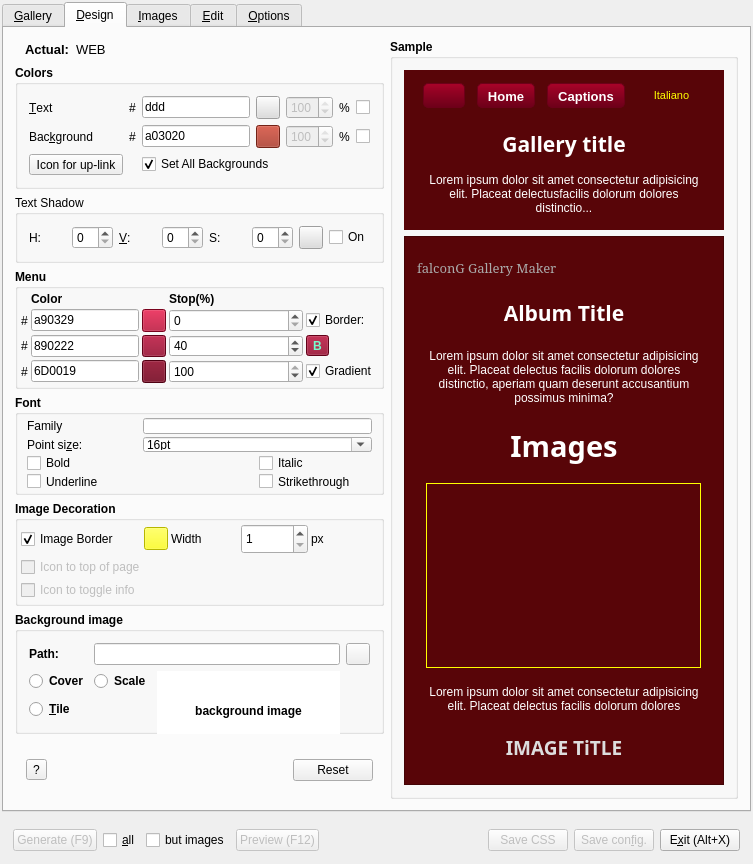
This is src/falcong.ui in solyoma/falconG as Qt 5 draws it before an edit. The edited form follows.
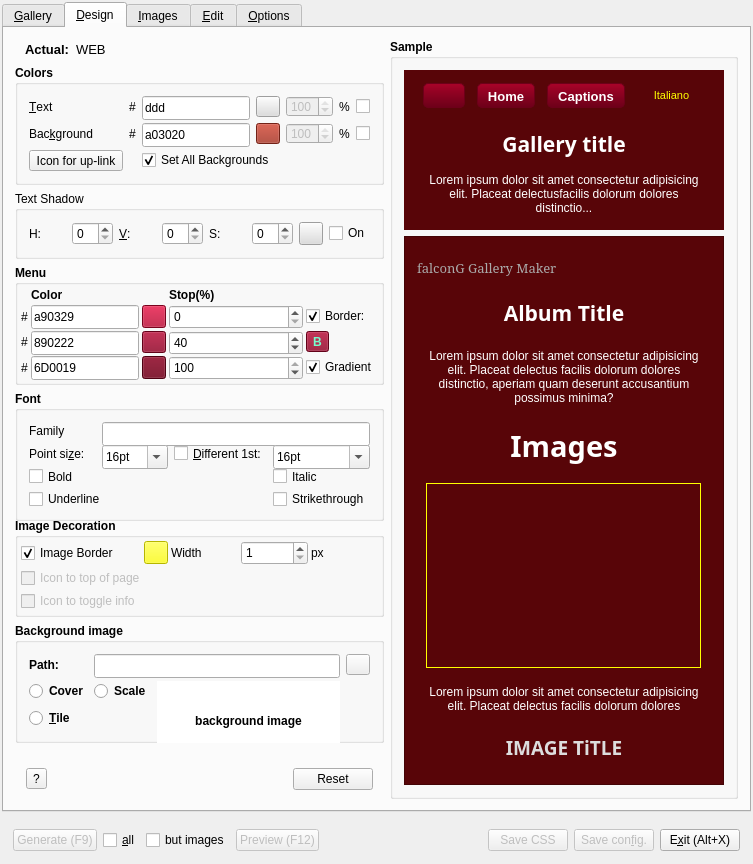
This is the edited form. The open tabs and pages were chosen to show the change. Icons and pictures are not drawn. Custom widgets are drawn as their Qt base class.

Commit message: Many changes, WIP  configuration save load rewritten, update of fonts, shadows, borders, etc madded or fixed, copying the js folder only worked when the folder existed

The edit to the form file:
```diff
--- a/src/falcong.ui
+++ b/src/falcong.ui
@@ -162,6 +162,7 @@
      <widget class="QTabWidget" name="tabFalconG">
       <property name="font">
        <font>
+        <family>Arial</family>
         <weight>50</weight>
         <bold>false</bold>
        </font>
@@ -1465,6 +1466,7 @@
              <widget class="QGroupBox" name="gbColors">
               <property name="font">
                <font>
+                <family>Arial</family>
                 <weight>75</weight>
                 <bold>true</bold>
                </font>
@@ -1477,6 +1479,7 @@
                 <widget class="QLabel" name="label_35">
                  <property name="font">
                   <font>
+                   <family>Arial</family>
                    <weight>50</weight>
                    <bold>false</bold>
                   </font>
@@ -1493,6 +1496,7 @@
                 <widget class="QLabel" name="label_26">
                  <property name="font">
                   <font>
+                   <family>Arial</family>
                    <weight>50</weight>
                    <bold>false</bold>
                   </font>
@@ -1513,8 +1517,15 @@
                    <verstretch>0</verstretch>
                   </sizepolicy>
                  </property>
+                 <property name="minimumSize">
+                  <size>
+                   <width>0</width>
+                   <height>24</height>
+                  </size>
+                 </property>
                  <property name="font">
                   <font>
+                   <family>Arial</family>
                    <weight>50</weight>
                    <bold>false</bold>
                   </font>
@@ -1528,6 +1539,7 @@
                 <widget class="QLabel" name="label_34">
                  <property name="font">
                   <font>
+                   <family>Arial</family>
                    <weight>50</weight>
                    <bold>false</bold>
                   </font>
@@ -1544,6 +1556,7 @@
                 <widget class="QLabel" name="label_57">
                  <property name="font">
                   <font>
+                   <family>Arial</family>
                    <weight>50</weight>
                    <bold>false</bold>
                   </font>
@@ -1557,6 +1570,7 @@
                 <widget class="QCheckBox" name="chkBackgroundOpacity">
                  <property name="font">
                   <font>
+                   <family>Arial</family>
                    <weight>50</weight>
                    <bold>false</bold>
                   </font>
@@ -1573,6 +1587,7 @@
                 <widget class="QLabel" name="label_33">
                  <property name="font">
                   <font>
+                   <family>Arial</family>
                    <weight>50</weight>
                    <bold>false</bold>
                   </font>
@@ -1593,8 +1608,15 @@
                    <verstretch>0</verstretch>
                   </sizepolicy>
                  </property>
+                 <property name="minimumSize">
+                  <size>
+                   <width>0</width>
+                   <height>24</height>
+                  </size>
+                 </property>
                  <property name="font">
                   <font>
+                   <family>Arial</family>
                    <weight>50</weight>
                    <bold>false</bold>
                   </font>
@@ -1627,6 +1649,7 @@
                  </property>
                  <property name="font">
                   <font>
+                   <family>Arial</family>
                    <weight>50</weight>
                    <bold>false</bold>
                   </font>
@@ -1649,6 +1672,7 @@
                 <widget class="QLabel" name="label_16">
                  <property name="font">
                   <font>
+                   <family>Arial</family>
                    <weight>50</weight>
                    <bold>false</bold>
                   </font>
@@ -1662,6 +1686,7 @@
                 <widget class="QCheckBox" name="chkTextOpacity">
                  <property name="font">
                   <font>
+                   <family>Arial</family>
                    <weight>50</weight>
                    <bold>false</bold>
                   </font>
@@ -1697,6 +1722,7 @@
                  </property>
                  <property name="font">
                   <font>
+                   <family>Arial</family>
                    <weight>50</weight>
                    <bold>false</bold>
                   </font>
@@ -1719,6 +1745,7 @@
                 <widget class="QToolButton" name="btnSelectUplinkIcon">
                  <property name="font">
                   <font>
+                   <family>Arial</family>
                    <weight>50</weight>
                    <bold>false</bold>
                   </font>
@@ -1732,6 +1759,7 @@
                 <widget class="QCheckBox" name="chkSetAll">
                  <property name="font">
                   <font>
+                   <family>Arial</family>
                    <weight>50</weight>
                    <bold>false</bold>
                   </font>
@@ -1773,6 +1801,7 @@
                  </property>
                  <property name="font">
                   <font>
+                   <family>Arial</family>
                    <weight>50</weight>
                    <bold>false</bold>
                   </font>
@@ -1799,6 +1828,7 @@
                  </property>
                  <property name="font">
                   <font>
+                   <family>Arial</family>
                    <weight>50</weight>
                    <bold>false</bold>
                   </font>
@@ -1825,6 +1855,7 @@
                  </property>
                  <property name="font">
                   <font>
+                   <family>Arial</family>
                    <weight>50</weight>
                    <bold>false</bold>
                   </font>
@@ -1869,6 +1900,7 @@
               </property>
               <property name="font">
                <font>
+                <family>Arial</family>
                 <weight>75</weight>
                 <bold>true</bold>
                </font>
@@ -1924,8 +1956,15 @@
                </item>
                <item row="1" column="3">
                 <widget class="QSpinBox" name="sbGradStartPos">
+                 <property name="minimumSize">
+                  <size>
+                   <width>0</width>
+                   <height>24</height>
+                  </size>
+                 </property>
                  <property name="font">
                   <font>
+                   <family>Arial</family>
                    <weight>50</weight>
                    <bold>false</bold>
                   </font>
@@ -1940,8 +1979,15 @@
                    <verstretch>0</verstretch>
                   </sizepolicy>
                  </property>
+                 <property name="minimumSize">
+                  <size>
+                   <width>0</width>
+                   <height>24</height>
+                  </size>
+                 </property>
                  <property name="font">
                   <font>
+                   <family>Arial</family>
                    <weight>50</weight>
                    <bold>false</bold>
                   </font>
@@ -1959,8 +2005,15 @@
                    <verstretch>0</verstretch>
                   </sizepolicy>
                  </property>
+                 <property name="minimumSize">
+                  <size>
+                   <width>0</width>
+                   <height>24</height>
+                  </size>
+                 </property>
                  <property name="font">
                   <font>
+                   <family>Arial</family>
                    <weight>50</weight>
                    <bold>false</bold>
                   </font>
@@ -1974,6 +2027,7 @@
                 <widget class="QCheckBox" name="chkGradient">
                  <property name="font">
                   <font>
+                   <family>Arial</family>
                    <weight>50</weight>
                    <bold>false</bold>
                   </font>
@@ -2028,6 +2082,7 @@
                  </property>
                  <property name="font">
                   <font>
+                   <family>MS Shell Dlg 2</family>
                    <weight>75</weight>
                    <bold>true</bold>
                   </font>
@@ -2042,8 +2097,15 @@
                </item>
                <item row="3" column="3">
                 <widget class="QSpinBox" name="sbGradStopPos">
+                 <property name="minimumSize">
+                  <size>
+                   <width>0</width>
+                   <height>24</height>
+                  </size>
+                 </property>
                  <property name="font">
                   <font>
+                   <family>Arial</family>
                    <weight>50</weight>
                    <bold>false</bold>
                   </font>
@@ -2060,6 +2122,7 @@
                 <widget class="QCheckBox" name="chkButtonBorder">
                  <property name="font">
                   <font>
+                   <family>Arial</family>
                    <weight>50</weight>
                    <bold>false</bold>
                   </font>
@@ -2074,8 +2137,15 @@
                </item>
                <item row="2" column="3">
                 <widget class="QSpinBox" name="sbGradMiddlePos">
+                 <property name="minimumSize">
+                  <size>
+                   <width>0</width>
+                   <height>24</height>
+                  </size>
+                 </property>
                  <property name="font">
                   <font>
+                   <family>Arial</family>
                    <weight>50</weight>
                    <bold>false</bold>
                   </font>
@@ -2096,8 +2166,15 @@
                    <verstretch>0</verstretch>
                   </sizepolicy>
                  </property>
+                 <property name="minimumSize">
+                  <size>
+                   <width>0</width>
+                   <height>24</height>
+                  </size>
+                 </property>
                  <property name="font">
                   <font>
+                   <family>Arial</family>
                    <weight>50</weight>
                    <bold>false</bold>
                   </font>
@@ -2111,6 +2188,7 @@
                 <widget class="QLabel" name="label_58">
                  <property name="font">
                   <font>
+                   <family>Arial</family>
                    <weight>50</weight>
                    <bold>false</bold>
                   </font>
@@ -2124,6 +2202,7 @@
                 <widget class="QLabel" name="label_59">
                  <property name="font">
                   <font>
+                   <family>Arial</family>
                    <weight>50</weight>
                    <bold>false</bold>
                   </font>
@@ -2137,6 +2216,7 @@
                 <widget class="QLabel" name="label_60">
                  <property name="font">
                   <font>
+                   <family>Arial</family>
                    <weight>50</weight>
                    <bold>false</bold>
                   </font>
@@ -2154,11 +2234,12 @@
               <property name="minimumSize">
                <size>
                 <width>270</width>
-                <height>100</height>
+                <height>130</height>
                </size>
               </property>
               <property name="font">
                <font>
+                <family>Arial</family>
                 <weight>75</weight>
                 <bold>true</bold>
                </font>
@@ -2166,26 +2247,12 @@
               <property name="title">
                <string>Font</string>
               </property>
-              <layout class="QGridLayout" name="gbFontLayout">
-               <property name="leftMargin">
-                <number>9</number>
-               </property>
-               <property name="topMargin">
-                <number>3</number>
-               </property>
-               <property name="rightMargin">
-                <number>9</number>
-               </property>
-               <property name="bottomMargin">
-                <number>3</number>
-               </property>
-               <property name="spacing">
-                <number>3</number>
-               </property>
+              <layout class="QGridLayout" name="gridLayout_3">
                <item row="0" column="0">
                 <widget class="QLabel" name="label_27">
                  <property name="font">
                   <font>
+                   <family>Arial</family>
                    <weight>50</weight>
                    <bold>false</bold>
                   </font>
@@ -2198,10 +2265,17 @@
                  </property>
                 </widget>
                </item>
-               <item row="0" column="1" colspan="2">
+               <item row="0" column="1" colspan="3">
                 <widget class="QLineEdit" name="edtFontFamily">
+                 <property name="minimumSize">
+                  <size>
+                   <width>0</width>
+                   <height>24</height>
+                  </size>
+                 </property>
                  <property name="font">
                   <font>
+                   <family>Arial</family>
                    <weight>50</weight>
                    <bold>false</bold>
                   </font>
@@ -2212,6 +2286,7 @@
                 <widget class="QLabel" name="label_28">
                  <property name="font">
                   <font>
+                   <family>Arial</family>
                    <weight>50</weight>
                    <bold>false</bold>
                   </font>
@@ -2224,109 +2299,11 @@
                  </property>
                 </widget>
                </item>
-               <item row="1" column="1" colspan="2">
-                <widget class="QComboBox" name="cbPointSize">
-                 <property name="font">
-                  <font>
-                   <weight>50</weight>
-                   <bold>false</bold>
-                  </font>
-                 </property>
-                 <property name="editable">
-                  <bool>true</bool>
-                 </property>
-                 <property name="currentIndex">
-                  <number>6</number>
-                 </property>
-                 <property name="insertPolicy">
-                  <enum>QComboBox::NoInsert</enum>
-                 </property>
-                 <item>
-                  <property name="text">
-                   <string>8pt</string>
-                  </property>
-                 </item>
-                 <item>
-                  <property name="text">
-                   <string>9pt</string>
-                  </property>
-                 </item>
-                 <item>
-                  <property name="text">
-                   <string>10pt</string>
-                  </property>
-                 </item>
-                 <item>
-                  <property name="text">
-                   <string>11pt</string>
-                  </property>
-                 </item>
-                 <item>
-                  <property name="text">
-                   <string>12pt</string>
-                  </property>
-                 </item>
-                 <item>
-                  <property name="text">
-                   <string>14pt</string>
-                  </property>
-                 </item>
-                 <item>
-                  <property name="text">
-                   <string>16pt</string>
-                  </property>
-                 </item>
-                 <item>
-                  <property name="text">
-                   <string>18pt</string>
-                  </property>
-                 </item>
-                 <item>
-                  <property name="text">
-                   <string>20pt</string>
-                  </property>
-                 </item>
-                 <item>
-                  <property name="text">
-                   <string>22pt</string>
-                  </property>
-                 </item>
-                 <item>
-                  <property name="text">
-                   <string>24pt</string>
-                  </property>
-                 </item>
-                 <item>
-                  <property name="text">
-                   <string>26pt</string>
-                  </property>
-                 </item>
-                 <item>
-                  <property name="text">
-                   <string>28pt</string>
-                  </property>
-                 </item>
-                 <item>
-                  <property name="text">
-                   <string>36pt</string>
-                  </property>
-                 </item>
-                 <item>
-                  <property name="text">
-                   <string>48pt</string>
-                  </property>
-                 </item>
-                 <item>
-                  <property name="text">
-                   <string>72pt</string>
-                  </property>
-                 </item>
-                </widget>
-               </item>
                <item row="2" column="0">
                 <widget class="QCheckBox" name="chkBold">
                  <property name="font">
                   <font>
+                   <family>Arial</family>
                    <weight>50</weight>
                    <bold>false</bold>
                   </font>
@@ -2336,23 +2313,11 @@
                  </property>
                 </widget>
                </item>
-               <item row="2" column="2">
-                <widget class="QCheckBox" name="chkItalic">
-                 <property name="font">
-                  <font>
-                   <weight>50</weight>
-                   <bold>false</bold>
-                  </font>
-                 </property>
-                 <property name="text">
-                  <string>Italic</string>
-                 </property>
-                </widget>
-               </item>
                <item row="3" column="0" colspan="2">
                 <widget class="QCheckBox" name="chkUnderline">
                  <property name="font">
                   <font>
+                   <family>Arial</family>
                    <weight>50</weight>
                    <bold>false</bold>
                   </font>
@@ -2362,10 +2327,251 @@
                  </property>
                 </widget>
                </item>
-               <item row="3" column="2">
+               <item row="1" column="1">
+                <widget class="QComboBox" name="cbPointSize">
+                 <property name="minimumSize">
+                  <size>
+                   <width>0</width>
+                   <height>24</height>
+                  </size>
+                 </property>
+                 <property name="font">
+                  <font>
+                   <family>Arial</family>
+                   <weight>50</weight>
+                   <bold>false</bold>
+                  </font>
+                 </property>
+                 <property name="editable">
+                  <bool>true</bool>
+                 </property>
+                 <property name="currentIndex">
+                  <number>6</number>
+                 </property>
+                 <property name="insertPolicy">
+                  <enum>QComboBox::NoInsert</enum>
+                 </property>
+                 <item>
+                  <property name="text">
+                   <string>8pt</string>
+                  </property>
+                 </item>
+                 <item>
+                  <property name="text">
+                   <string>9pt</string>
+                  </property>
+                 </item>
+                 <item>
+                  <property name="text">
+                   <string>10pt</string>
+                  </property>
+                 </item>
+                 <item>
+                  <property name="text">
+                   <string>11pt</string>
+                  </property>
+                 </item>
+                 <item>
+                  <property name="text">
+                   <string>12pt</string>
+                  </property>
+                 </item>
+                 <item>
+                  <property name="text">
+                   <string>14pt</string>
+                  </property>
+                 </item>
+                 <item>
+                  <property name="text">
+                   <string>16pt</string>
+                  </property>
+                 </item>
+                 <item>
+                  <property name="text">
+                   <string>18pt</string>
+                  </property>
+                 </item>
+                 <item>
+                  <property name="text">
+                   <string>20pt</string>
+                  </property>
+                 </item>
+                 <item>
+                  <property name="text">
+                   <string>22pt</string>
+                  </property>
+                 </item>
+                 <item>
+                  <property name="text">
+                   <string>24pt</string>
+                  </property>
+                 </item>
+                 <item>
+                  <property name="text">
+                   <string>26pt</string>
+                  </property>
+                 </item>
+                 <item>
+                  <property name="text">
+                   <string>28pt</string>
+                  </property>
+                 </item>
+                 <item>
+                  <property name="text">
+                   <string>36pt</string>
+                  </property>
+                 </item>
+                 <item>
+                  <property name="text">
+                   <string>48pt</string>
+                  </property>
+                 </item>
+                 <item>
+                  <property name="text">
+                   <string>72pt</string>
+                  </property>
+                 </item>
+                </widget>
+               </item>
+               <item row="1" column="2">
+                <widget class="QCheckBox" name="chkDifferentFirstLine">
+                 <property name="font">
+                  <font>
+                   <family>Arial</family>
+                   <weight>50</weight>
+                   <bold>false</bold>
+                  </font>
+                 </property>
+                 <property name="text">
+                  <string>&amp;Different 1st:</string>
+                 </property>
+                </widget>
+               </item>
+               <item row="1" column="3">
+                <widget class="QComboBox" name="cbPointSizeFirstLine">
+                 <property name="minimumSize">
+                  <size>
+                   <width>0</width>
+                   <height>24</height>
+                  </size>
+                 </property>
+                 <property name="font">
+                  <font>
+                   <family>Arial</family>
+                   <weight>50</weight>
+                   <bold>false</bold>
+                  </font>
+                 </property>
+                 <property name="editable">
+                  <bool>true</bool>
+                 </property>
+                 <property name="currentIndex">
+                  <number>6</number>
+                 </property>
+                 <property name="insertPolicy">
+                  <enum>QComboBox::NoInsert</enum>
+                 </property>
+                 <item>
+                  <property name="text">
+                   <string>8pt</string>
+                  </property>
+                 </item>
+                 <item>
+                  <property name="text">
+                   <string>9pt</string>
+                  </property>
+                 </item>
+                 <item>
+                  <property name="text">
+                   <string>10pt</string>
+                  </property>
+                 </item>
+                 <item>
+                  <property name="text">
+                   <string>11pt</string>
+                  </property>
+                 </item>
+                 <item>
+                  <property name="text">
+                   <string>12pt</string>
+                  </property>
+                 </item>
+                 <item>
+                  <property name="text">
+                   <string>14pt</string>
+                  </property>
+                 </item>
+                 <item>
+                  <property name="text">
+                   <string>16pt</string>
+                  </property>
+                 </item>
+                 <item>
+                  <property name="text">
+                   <string>18pt</string>
+                  </property>
+                 </item>
+                 <item>
+                  <property name="text">
+                   <string>20pt</string>
+                  </property>
+                 </item>
+                 <item>
+                  <property name="text">
+                   <string>22pt</string>
+                  </property>
+                 </item>
+                 <item>
+                  <property name="text">
+                   <string>24pt</string>
+                  </property>
+                 </item>
+                 <item>
+                  <property name="text">
+                   <string>26pt</string>
+                  </property>
+                 </item>
+                 <item>
+                  <property name="text">
+                   <string>28pt</string>
+                  </property>
+                 </item>
+                 <item>
+                  <property name="text">
+                   <string>36pt</string>
+                  </property>
+                 </item>
+                 <item>
+                  <property name="text">
+                   <string>48pt</string>
+                  </property>
+                 </item>
+                 <item>
+                  <property name="text">
+                   <string>72pt</string>
+                  </property>
+                 </item>
+                </widget>
+               </item>
+               <item row="2" column="3">
+                <widget class="QCheckBox" name="chkItalic">
+                 <property name="font">
+                  <font>
+                   <family>Arial</family>
+                   <weight>50</weight>
+                   <bold>false</bold>
+                  </font>
+                 </property>
+                 <property name="text">
+                  <string>Italic</string>
+                 </property>
+                </widget>
+               </item>
+               <item row="3" column="3">
                 <widget class="QCheckBox" name="chkStrikethrough">
                  <property name="font">
                   <font>
+                   <family>Arial</family>
                    <weight>50</weight>
                    <bold>false</bold>
                   </font>
@@ -2388,6 +2594,7 @@
               </property>
               <property name="font">
                <font>
+                <family>Arial</family>
                 <weight>75</weight>
                 <bold>true</bold>
                </font>
@@ -2418,6 +2625,7 @@
                  </property>
                  <property name="font">
                   <font>
+                   <family>Arial</family>
                    <weight>50</weight>
                    <bold>false</bold>
                   </font>
@@ -2437,6 +2645,7 @@
                  </property>
                  <property name="font">
                   <font>
+                   <family>Arial</family>
                    <weight>50</weight>
                    <bold>false</bold>
                   </font>
@@ -2453,6 +2662,7 @@
                 <widget class="QCheckBox" name="chkImageBorder">
                  <property name="font">
                   <font>
+                   <family>Arial</family>
                    <weight>50</weight>
                    <bold>false</bold>
                   </font>
@@ -2469,6 +2679,7 @@
                 <widget class="QToolButton" name="btnBorderColor">
                  <property name="font">
                   <font>
+                   <family>MS Shell Dlg 2</family>
                    <weight>50</weight>
                    <bold>false</bold>
                   </font>
@@ -2487,6 +2698,7 @@
                 <widget class="QLabel" name="label_14">
                  <property name="font">
                   <font>
+                   <family>Arial</family>
                    <weight>50</weight>
                    <bold>false</bold>
                   </font>
@@ -2504,11 +2716,12 @@
                  <property name="minimumSize">
                   <size>
                    <width>0</width>
-                   <height>30</height>
+                   <height>24</height>
                   </size>
                  </property>
                  <property name="font">
                   <font>
+                   <family>Arial</family>
                    <weight>50</weight>
                    <bold>false</bold>
                   </font>
@@ -2522,6 +2735,7 @@
                 <widget class="QLabel" name="label_15">
                  <property name="font">
                   <font>
+                   <family>Arial</family>
                    <weight>50</weight>
                    <bold>false</bold>
                   </font>
@@ -2544,6 +2758,7 @@
               </property>
               <property name="font">
                <font>
+                <family>Arial</family>
                 <weight>75</weight>
                 <bold>true</bold>
                </font>
@@ -2560,7 +2775,14 @@
                 </widget>
                </item>
                <item row="0" column="1" colspan="2">
-                <widget class="QLineEdit" name="edtBckImageName"/>
+                <widget class="QLineEdit" name="edtBckImageName">
+                 <property name="minimumSize">
+                  <size>
+                   <width>0</width>
+                   <height>24</height>
+                  </size>
+                 </property>
+                </widget>
                </item>
                <item row="3" column="0">
                 <widget class="QRadioButton" name="rbTileBckImage">
```
Left out of the diff: 124 changed lines with no effect on the pictures. The commit also changes 10 other files.
